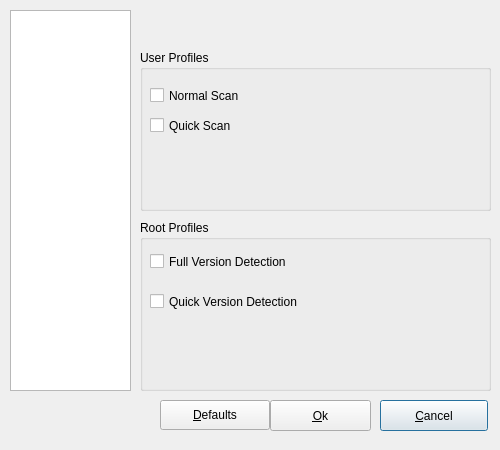
Old version of the form nmapsi4/preference/profilemain.ui in the repository nmapsi4/nmapsi4.
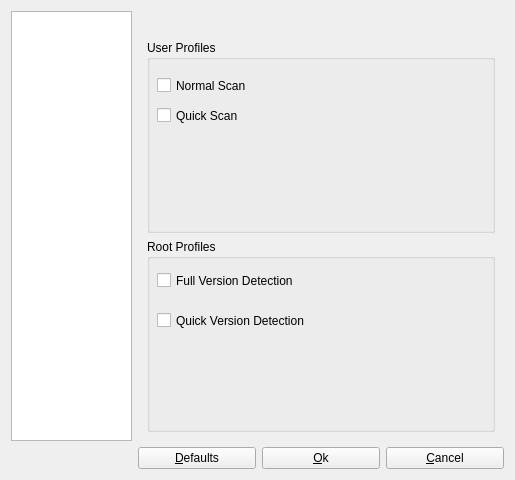
New version of the form. The open tabs and pages were chosen to show the change. Icons and pictures are not drawn.

Diff of the .ui file:
```diff
--- a/nmapsi4/preference/profilemain.ui
+++ b/nmapsi4/preference/profilemain.ui
@@ -8,20 +8,26 @@
    <rect>
     <x>0</x>
     <y>0</y>
-    <width>500</width>
-    <height>450</height>
+    <width>515</width>
+    <height>480</height>
    </rect>
   </property>
+  <property name="sizePolicy" >
+   <sizepolicy vsizetype="Expanding" hsizetype="Expanding" >
+    <horstretch>0</horstretch>
+    <verstretch>0</verstretch>
+   </sizepolicy>
+  </property>
   <property name="minimumSize" >
    <size>
-    <width>500</width>
-    <height>450</height>
+    <width>515</width>
+    <height>480</height>
    </size>
   </property>
   <property name="maximumSize" >
    <size>
-    <width>500</width>
-    <height>450</height>
+    <width>16777215</width>
+    <height>16777215</height>
    </size>
   </property>
   <property name="windowTitle" >
@@ -34,48 +40,26 @@
   <property name="modal" >
    <bool>true</bool>
   </property>
-  <widget class="QPushButton" name="ButtonQuit" >
-   <property name="geometry" >
-    <rect>
-     <x>380</x>
-     <y>400</y>
-     <width>108</width>
-     <height>31</height>
-    </rect>
-   </property>
-   <property name="text" >
-    <string>&amp;Cancel</string>
-   </property>
-   <property name="icon" >
-    <iconset resource="../../mainwin.qrc" >
-     <normaloff>:/images/images/button_cancel.png</normaloff>:/images/images/button_cancel.png</iconset>
-   </property>
-  </widget>
-  <widget class="QPushButton" name="buttonSave" >
-   <property name="geometry" >
-    <rect>
-     <x>270</x>
-     <y>400</y>
-     <width>101</width>
-     <height>31</height>
-    </rect>
-   </property>
-   <property name="text" >
-    <string>&amp;Ok</string>
-   </property>
-   <property name="icon" >
-    <iconset resource="../../mainwin.qrc" >
-     <normaloff>:/images/images/flag_green.png</normaloff>:/images/images/flag_green.png</iconset>
-   </property>
-  </widget>
+  <layout class="QGridLayout" name="gridLayout" >
+   <item rowspan="2" row="0" column="0" >
   <widget class="QListWidget" name="listViewOptions" >
-   <property name="geometry" >
-    <rect>
-     <x>10</x>
-     <y>10</y>
+     <property name="sizePolicy" >
+      <sizepolicy vsizetype="Expanding" hsizetype="Fixed" >
+       <horstretch>0</horstretch>
+       <verstretch>0</verstretch>
+      </sizepolicy>
+     </property>
+     <property name="minimumSize" >
+      <size>
      <width>121</width>
-     <height>381</height>
-    </rect>
+       <height>0</height>
+      </size>
+     </property>
+     <property name="maximumSize" >
+      <size>
+       <width>121</width>
+       <height>16777215</height>
+      </size>
    </property>
    <property name="frameShape" >
     <enum>QFrame::StyledPanel</enum>
@@ -102,15 +86,9 @@
     <bool>true</bool>
    </property>
   </widget>
+   </item>
+   <item row="0" column="1" colspan="3" >
   <widget class="QLabel" name="labelTitle" >
-   <property name="geometry" >
-    <rect>
-     <x>140</x>
-     <y>10</y>
-     <width>351</width>
-     <height>31</height>
-    </rect>
-   </property>
    <property name="layoutDirection" >
     <enum>Qt::LeftToRight</enum>
    </property>
@@ -121,35 +99,27 @@
     <set>Qt::AlignCenter</set>
    </property>
   </widget>
+   </item>
+   <item row="1" column="1" colspan="3" >
   <widget class="QStackedWidget" name="stackPref" >
-   <property name="geometry" >
-    <rect>
-     <x>140</x>
-     <y>50</y>
-     <width>351</width>
-     <height>341</height>
-    </rect>
+     <property name="sizePolicy" >
+      <sizepolicy vsizetype="Expanding" hsizetype="Expanding" >
+       <horstretch>0</horstretch>
+       <verstretch>0</verstretch>
+      </sizepolicy>
    </property>
    <property name="currentIndex" >
-    <number>1</number>
+      <number>0</number>
    </property>
    <widget class="QWidget" name="page" >
-    <property name="geometry" >
-     <rect>
-      <x>0</x>
-      <y>0</y>
-      <width>351</width>
-      <height>341</height>
-     </rect>
-    </property>
+      <layout class="QVBoxLayout" name="verticalLayout" >
+       <item>
     <widget class="QGroupBox" name="groupUser" >
-     <property name="geometry" >
-      <rect>
-       <x>0</x>
-       <y>0</y>
-       <width>351</width>
-       <height>161</height>
-      </rect>
+         <property name="sizePolicy" >
+          <sizepolicy vsizetype="Expanding" hsizetype="Expanding" >
+           <horstretch>0</horstretch>
+           <verstretch>0</verstretch>
+          </sizepolicy>
      </property>
      <property name="title" >
       <string>User Profiles</string>
@@ -181,14 +151,14 @@
       </property>
      </widget>
     </widget>
+       </item>
+       <item>
     <widget class="QGroupBox" name="groupRoot" >
-     <property name="geometry" >
-      <rect>
-       <x>0</x>
-       <y>170</y>
-       <width>351</width>
-       <height>171</height>
-      </rect>
+         <property name="sizePolicy" >
+          <sizepolicy vsizetype="Expanding" hsizetype="Expanding" >
+           <horstretch>0</horstretch>
+           <verstretch>0</verstretch>
+          </sizepolicy>
      </property>
      <property name="title" >
       <string>Root Profiles</string>
@@ -220,24 +190,18 @@
       </property>
      </widget>
     </widget>
+       </item>
+      </layout>
    </widget>
    <widget class="QWidget" name="page_2" >
-    <property name="geometry" >
-     <rect>
-      <x>0</x>
-      <y>0</y>
-      <width>351</width>
-      <height>341</height>
-     </rect>
-    </property>
+      <layout class="QGridLayout" name="gridLayout_2" >
+       <item row="0" column="0" >
     <widget class="QGroupBox" name="groupBox_2" >
-     <property name="geometry" >
-      <rect>
-       <x>0</x>
-       <y>0</y>
-       <width>351</width>
-       <height>341</height>
-      </rect>
+         <property name="sizePolicy" >
+          <sizepolicy vsizetype="Expanding" hsizetype="Expanding" >
+           <horstretch>0</horstretch>
+           <verstretch>0</verstretch>
+          </sizepolicy>
      </property>
      <property name="title" >
       <string>Log Preferences</string>
@@ -312,24 +276,18 @@
       </property>
      </widget>
     </widget>
+       </item>
+      </layout>
    </widget>
    <widget class="QWidget" name="page_3" >
-    <property name="geometry" >
-     <rect>
-      <x>0</x>
-      <y>0</y>
-      <width>351</width>
-      <height>341</height>
-     </rect>
-    </property>
+      <layout class="QGridLayout" name="gridLayout_3" >
+       <item row="0" column="0" >
     <widget class="QGroupBox" name="groupBox_4" >
-     <property name="geometry" >
-      <rect>
-       <x>0</x>
-       <y>0</y>
-       <width>351</width>
-       <height>201</height>
-      </rect>
+         <property name="sizePolicy" >
+          <sizepolicy vsizetype="Expanding" hsizetype="Expanding" >
+           <horstretch>0</horstretch>
+           <verstretch>0</verstretch>
+          </sizepolicy>
      </property>
      <property name="title" >
       <string>Size Preferences</string>
@@ -361,17 +319,46 @@
       </property>
      </widget>
     </widget>
-   </widget>
-  </widget>
+       </item>
+      </layout>
+     </widget>
+     <widget class="QWidget" name="page_4" >
+      <layout class="QVBoxLayout" name="verticalLayout_2" >
+       <item>
+        <widget class="QListWidget" name="extList" >
+         <property name="spacing" >
+          <number>10</number>
+         </property>
+        </widget>
+       </item>
+       <item>
+        <widget class="QPushButton" name="disableB" >
+         <property name="text" >
+          <string>Disable</string>
+         </property>
+         <property name="icon" >
+          <iconset resource="../../mainwin.qrc" >
+           <normaloff>:/images/nmapsi4/preference/images/preferences-pluginD.png</normaloff>:/images/nmapsi4/preference/images/preferences-pluginD.png</iconset>
+         </property>
+        </widget>
+       </item>
+       <item>
+        <widget class="QPushButton" name="activeB" >
+         <property name="text" >
+          <string>Enable</string>
+         </property>
+         <property name="icon" >
+          <iconset resource="../../mainwin.qrc" >
+           <normaloff>:/images/nmapsi4/preference/images/preferences-pluginA.png</normaloff>:/images/nmapsi4/preference/images/preferences-pluginA.png</iconset>
+         </property>
+        </widget>
+       </item>
+      </layout>
+     </widget>
+    </widget>
+   </item>
+   <item row="2" column="1" >
   <widget class="QPushButton" name="buttonDefault" >
-   <property name="geometry" >
-    <rect>
-     <x>160</x>
-     <y>400</y>
-     <width>110</width>
-     <height>30</height>
-    </rect>
-   </property>
    <property name="text" >
     <string>&amp;Defaults</string>
    </property>
@@ -380,6 +367,30 @@
      <normaloff>:/images/images/flag_yellow.png</normaloff>:/images/images/flag_yellow.png</iconset>
    </property>
   </widget>
+   </item>
+   <item row="2" column="2" >
+    <widget class="QPushButton" name="buttonSave" >
+     <property name="text" >
+      <string>&amp;Ok</string>
+     </property>
+     <property name="icon" >
+      <iconset resource="../../mainwin.qrc" >
+       <normaloff>:/images/images/flag_green.png</normaloff>:/images/images/flag_green.png</iconset>
+     </property>
+    </widget>
+   </item>
+   <item row="2" column="3" >
+    <widget class="QPushButton" name="ButtonQuit" >
+     <property name="text" >
+      <string>&amp;Cancel</string>
+     </property>
+     <property name="icon" >
+      <iconset resource="../../mainwin.qrc" >
+       <normaloff>:/images/images/button_cancel.png</normaloff>:/images/images/button_cancel.png</iconset>
+     </property>
+    </widget>
+   </item>
+  </layout>
  </widget>
  <resources>
   <include location="../../mainwin.qrc" />
```
Lines whose indentation alone changed are shown as unchanged.
